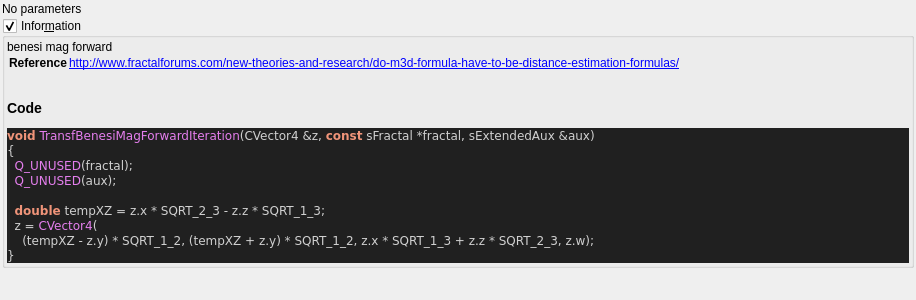
This is mandelbulber2/formula/ui/fractal_transf_benesi_mag_forward.ui in buddhi1980/mandelbulber2 as Qt 5 draws it before an edit. The edited form follows.
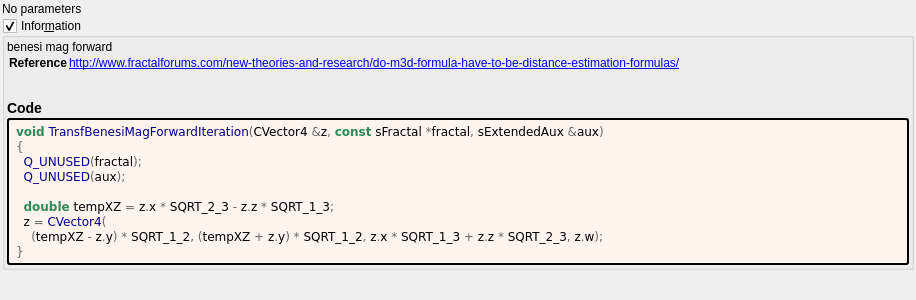
This is the edited form. Custom widgets are drawn as their Qt base class.

```diff
--- a/mandelbulber2/formula/ui/fractal_transf_benesi_mag_forward.ui
+++ b/mandelbulber2/formula/ui/fractal_transf_benesi_mag_forward.ui
@@ -67,23 +67,38 @@
        <number>2</number>
       </property>
       <item>
-       <widget class="QLabel" name="label_code_content">
+	   <widget class="QLabel" name="label_information_general">
         <property name="text">
          <string notr="true">&lt;p&gt;benesi mag forward&lt;/p&gt;&lt;table&gt;
 &lt;tr&gt;&lt;th&gt;Reference&lt;/th&gt;&lt;td&gt;&lt;a href=&quot;http://www.fractalforums.com/new-theories-and-research/do-m3d-formula-have-to-be-distance-estimation-formulas/&quot;&gt;http://www.fractalforums.com/new-theories-and-research/do-m3d-formula-have-to-be-distance-estimation-formulas/&lt;br&gt;
 &lt;/td&gt;&lt;/tr&gt;
 &lt;/table&gt;
-&lt;h3&gt;Code&lt;/h3&gt;
-&lt;body style=&quot;background-color:#202020&quot;&gt;
-&lt;pre style=&quot;color:#d0d0d0; background-color:#202020;  font-family:'Courier New',monospace;&quot;&gt;&lt;span style=&quot;color:#f09479; font-weight:bold&quot;&gt;void&lt;/span&gt; &lt;span style=&quot;color:#e47eed&quot;&gt;TransfBenesiMagForwardIteration&lt;/span&gt;&lt;span style=&quot;color:#d0d0d0&quot;&gt;(&lt;/span&gt;CVector4 &lt;span style=&quot;color:#d0d0d0&quot;&gt;&amp;amp;&lt;/span&gt;z&lt;span style=&quot;color:#d0d0d0&quot;&gt;,&lt;/span&gt; &lt;span style=&quot;color:#f09479; font-weight:bold&quot;&gt;const&lt;/span&gt; sFractal &lt;span style=&quot;color:#d0d0d0&quot;&gt;*&lt;/span&gt;fractal&lt;span style=&quot;color:#d0d0d0&quot;&gt;,&lt;/span&gt; sExtendedAux &lt;span style=&quot;color:#d0d0d0&quot;&gt;&amp;amp;&lt;/span&gt;aux&lt;span style=&quot;color:#d0d0d0&quot;&gt;)&lt;/span&gt;
-&lt;span style=&quot;color:#d0d0d0&quot;&gt;{&lt;/span&gt;
-  &lt;span style=&quot;color:#e47eed&quot;&gt;Q_UNUSED&lt;/span&gt;&lt;span style=&quot;color:#d0d0d0&quot;&gt;(&lt;/span&gt;fractal&lt;span style=&quot;color:#d0d0d0&quot;&gt;);&lt;/span&gt;
-  &lt;span style=&quot;color:#e47eed&quot;&gt;Q_UNUSED&lt;/span&gt;&lt;span style=&quot;color:#d0d0d0&quot;&gt;(&lt;/span&gt;aux&lt;span style=&quot;color:#d0d0d0&quot;&gt;);&lt;/span&gt;
+&lt;h3&gt;Code&lt;/h3&gt;</string>
+		</property>
+		<property name="wordWrap">
+		 <bool>true</bool>
+		</property>
+		<property name="openExternalLinks">
+		 <bool>true</bool>
+		</property>
+		<property name="textInteractionFlags">
+		 <set>Qt::LinksAccessibleByMouse|Qt::TextSelectableByMouse</set>
+		</property>
+		</widget>
+	   </item>
+	   <item>
+	    <widget class="QLabel" name="label_code_content">
+		 <property name="text">
+		  <string notr="true">&lt;body style=&quot;background-color:#fff5ee&quot;&gt;
+&lt;pre style=&quot;color:#000000; background-color:#fff5ee;  font-family:'Courier New',monospace;&quot;&gt;&lt;span style=&quot;color:#2e8b57; font-weight:bold&quot;&gt;void&lt;/span&gt; &lt;span style=&quot;color:#00008f&quot;&gt;TransfBenesiMagForwardIteration&lt;/span&gt;&lt;span style=&quot;color:#676767&quot;&gt;(&lt;/span&gt;CVector4 &lt;span style=&quot;color:#676767&quot;&gt;&amp;amp;&lt;/span&gt;z&lt;span style=&quot;color:#676767&quot;&gt;,&lt;/span&gt; &lt;span style=&quot;color:#2e8b57; font-weight:bold&quot;&gt;const&lt;/span&gt; sFractal &lt;span style=&quot;color:#676767&quot;&gt;*&lt;/span&gt;fractal&lt;span style=&quot;color:#676767&quot;&gt;,&lt;/span&gt; sExtendedAux &lt;span style=&quot;color:#676767&quot;&gt;&amp;amp;&lt;/span&gt;aux&lt;span style=&quot;color:#676767&quot;&gt;)&lt;/span&gt;
+&lt;span style=&quot;color:#676767&quot;&gt;{&lt;/span&gt;
+  &lt;span style=&quot;color:#00008f&quot;&gt;Q_UNUSED&lt;/span&gt;&lt;span style=&quot;color:#676767&quot;&gt;(&lt;/span&gt;fractal&lt;span style=&quot;color:#676767&quot;&gt;);&lt;/span&gt;
+  &lt;span style=&quot;color:#00008f&quot;&gt;Q_UNUSED&lt;/span&gt;&lt;span style=&quot;color:#676767&quot;&gt;(&lt;/span&gt;aux&lt;span style=&quot;color:#676767&quot;&gt;);&lt;/span&gt;
 
-  &lt;span style=&quot;color:#f09479; font-weight:bold&quot;&gt;double&lt;/span&gt; tempXZ &lt;span style=&quot;color:#d0d0d0&quot;&gt;=&lt;/span&gt; z&lt;span style=&quot;color:#d0d0d0&quot;&gt;.&lt;/span&gt;x &lt;span style=&quot;color:#d0d0d0&quot;&gt;*&lt;/span&gt; SQRT_2_3 &lt;span style=&quot;color:#d0d0d0&quot;&gt;-&lt;/span&gt; z&lt;span style=&quot;color:#d0d0d0&quot;&gt;.&lt;/span&gt;z &lt;span style=&quot;color:#d0d0d0&quot;&gt;*&lt;/span&gt; SQRT_1_3&lt;span style=&quot;color:#d0d0d0&quot;&gt;;&lt;/span&gt;
-  z &lt;span style=&quot;color:#d0d0d0&quot;&gt;=&lt;/span&gt; &lt;span style=&quot;color:#e47eed&quot;&gt;CVector4&lt;/span&gt;&lt;span style=&quot;color:#d0d0d0&quot;&gt;(&lt;/span&gt;
-    &lt;span style=&quot;color:#d0d0d0&quot;&gt;(&lt;/span&gt;tempXZ &lt;span style=&quot;color:#d0d0d0&quot;&gt;-&lt;/span&gt; z&lt;span style=&quot;color:#d0d0d0&quot;&gt;.&lt;/span&gt;y&lt;span style=&quot;color:#d0d0d0&quot;&gt;) *&lt;/span&gt; SQRT_1_2&lt;span style=&quot;color:#d0d0d0&quot;&gt;, (&lt;/span&gt;tempXZ &lt;span style=&quot;color:#d0d0d0&quot;&gt;+&lt;/span&gt; z&lt;span style=&quot;color:#d0d0d0&quot;&gt;.&lt;/span&gt;y&lt;span style=&quot;color:#d0d0d0&quot;&gt;) *&lt;/span&gt; SQRT_1_2&lt;span style=&quot;color:#d0d0d0&quot;&gt;,&lt;/span&gt; z&lt;span style=&quot;color:#d0d0d0&quot;&gt;.&lt;/span&gt;x &lt;span style=&quot;color:#d0d0d0&quot;&gt;*&lt;/span&gt; SQRT_1_3 &lt;span style=&quot;color:#d0d0d0&quot;&gt;+&lt;/span&gt; z&lt;span style=&quot;color:#d0d0d0&quot;&gt;.&lt;/span&gt;z &lt;span style=&quot;color:#d0d0d0&quot;&gt;*&lt;/span&gt; SQRT_2_3&lt;span style=&quot;color:#d0d0d0&quot;&gt;,&lt;/span&gt; z&lt;span style=&quot;color:#d0d0d0&quot;&gt;.&lt;/span&gt;w&lt;span style=&quot;color:#d0d0d0&quot;&gt;);&lt;/span&gt;
-&lt;span style=&quot;color:#d0d0d0&quot;&gt;}&lt;/span&gt;
+  &lt;span style=&quot;color:#2e8b57; font-weight:bold&quot;&gt;double&lt;/span&gt; tempXZ &lt;span style=&quot;color:#676767&quot;&gt;=&lt;/span&gt; z&lt;span style=&quot;color:#676767&quot;&gt;.&lt;/span&gt;x &lt;span style=&quot;color:#676767&quot;&gt;*&lt;/span&gt; SQRT_2_3 &lt;span style=&quot;color:#676767&quot;&gt;-&lt;/span&gt; z&lt;span style=&quot;color:#676767&quot;&gt;.&lt;/span&gt;z &lt;span style=&quot;color:#676767&quot;&gt;*&lt;/span&gt; SQRT_1_3&lt;span style=&quot;color:#676767&quot;&gt;;&lt;/span&gt;
+  z &lt;span style=&quot;color:#676767&quot;&gt;=&lt;/span&gt; &lt;span style=&quot;color:#00008f&quot;&gt;CVector4&lt;/span&gt;&lt;span style=&quot;color:#676767&quot;&gt;(&lt;/span&gt;
+    &lt;span style=&quot;color:#676767&quot;&gt;(&lt;/span&gt;tempXZ &lt;span style=&quot;color:#676767&quot;&gt;-&lt;/span&gt; z&lt;span style=&quot;color:#676767&quot;&gt;.&lt;/span&gt;y&lt;span style=&quot;color:#676767&quot;&gt;) *&lt;/span&gt; SQRT_1_2&lt;span style=&quot;color:#676767&quot;&gt;, (&lt;/span&gt;tempXZ &lt;span style=&quot;color:#676767&quot;&gt;+&lt;/span&gt; z&lt;span style=&quot;color:#676767&quot;&gt;.&lt;/span&gt;y&lt;span style=&quot;color:#676767&quot;&gt;) *&lt;/span&gt; SQRT_1_2&lt;span style=&quot;color:#676767&quot;&gt;,&lt;/span&gt; z&lt;span style=&quot;color:#676767&quot;&gt;.&lt;/span&gt;x &lt;span style=&quot;color:#676767&quot;&gt;*&lt;/span&gt; SQRT_1_3 &lt;span style=&quot;color:#676767&quot;&gt;+&lt;/span&gt; z&lt;span style=&quot;color:#676767&quot;&gt;.&lt;/span&gt;z &lt;span style=&quot;color:#676767&quot;&gt;*&lt;/span&gt; SQRT_2_3&lt;span style=&quot;color:#676767&quot;&gt;,&lt;/span&gt; z&lt;span style=&quot;color:#676767&quot;&gt;.&lt;/span&gt;w&lt;span style=&quot;color:#676767&quot;&gt;);&lt;/span&gt;
+&lt;span style=&quot;color:#676767&quot;&gt;}&lt;/span&gt;
 &lt;/pre&gt;
 &lt;/body&gt;</string>
         </property>
@@ -96,6 +111,9 @@
         <property name="textInteractionFlags">
          <set>Qt::LinksAccessibleByMouse|Qt::TextSelectableByMouse</set>
         </property>
+		 <property name="styleSheet">
+		  <string notr="true">border-style: outset; border-width: 2px; border-radius: 3px; border-color: black; background-color: #fff5ee; padding: 4px;</string>
+		  </property>
        </widget>
       </item>
      </layout>
```
Lines whose indentation alone changed are shown as unchanged.
